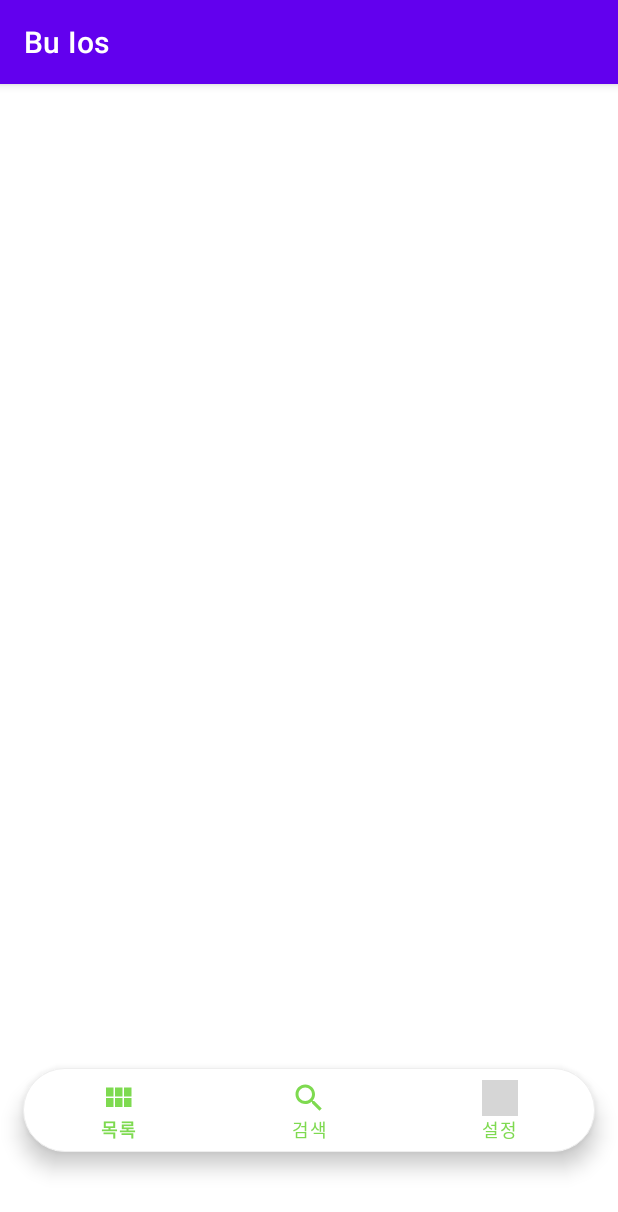
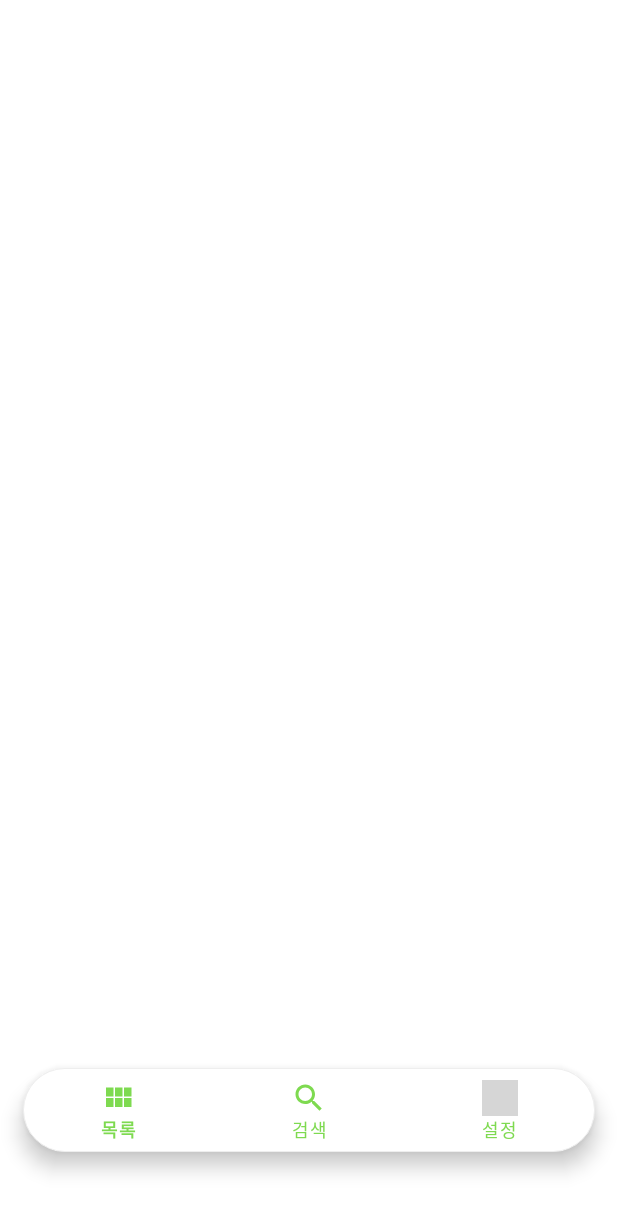
Before and after one commit to BU-IOS/buios, an Android app: the screen it shows after launch (MainActivity), on a phone screen of 412 x 824 dp. Shown: the top 1212 px of the screen. Run offline under Robolectric (Android 15) with nearby library versions, the phone set to English and light mode, and no system bars; grey boxes are pictures that could not be loaded.

Commit message:
primary color 변경, 타이틀바 없앰

```diff
--- a/app/src/main/res/values/themes.xml
+++ b/app/src/main/res/values/themes.xml
@@ -2,7 +2,7 @@
   <!-- Base application theme. -->
   <style name="Theme.BuIos" parent="Theme.MaterialComponents.DayNight.DarkActionBar">
     <!-- Primary brand color. -->
-    <item name="colorPrimary">@color/purple_500</item>
+    <item name="colorPrimary">@color/green_2</item>
     <item name="colorPrimaryVariant">@color/purple_700</item>
     <item name="colorOnPrimary">@color/white</item>
     <!-- Secondary brand color. -->
@@ -12,5 +12,6 @@
     <!-- Status bar color. -->
     <item name="android:statusBarColor" tools:targetApi="l">?attr/colorPrimaryVariant</item>
     <!-- Customize your theme here. -->
+    <item name="windowNoTitle">true</item>
   </style>
 </resources>
```
